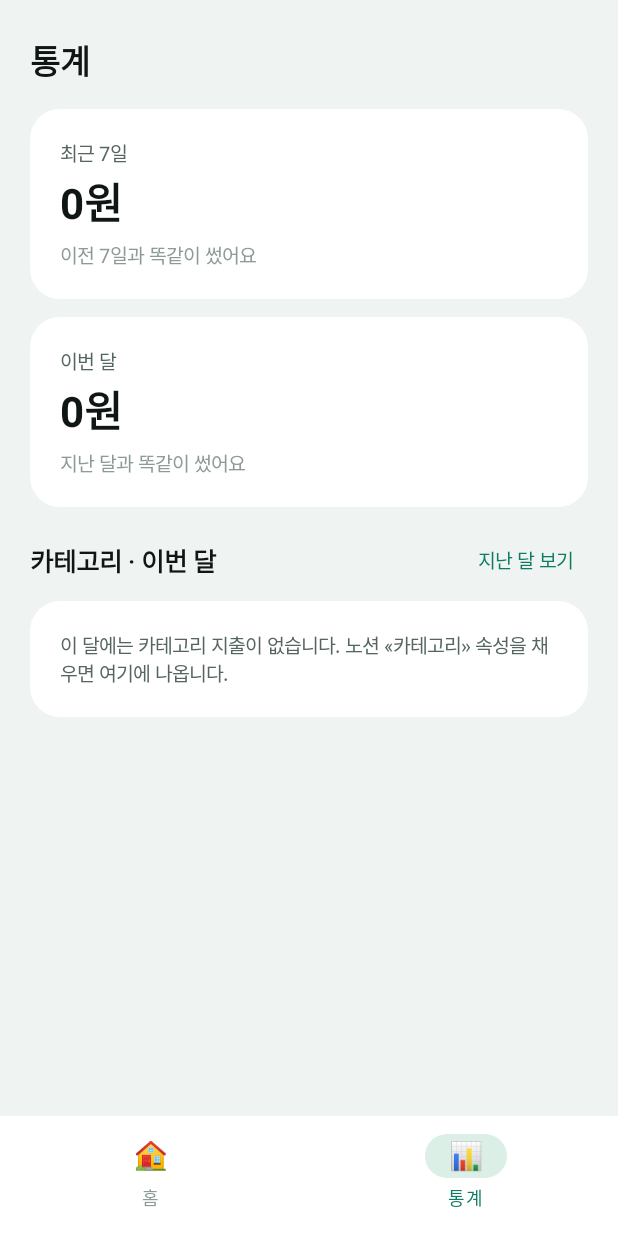
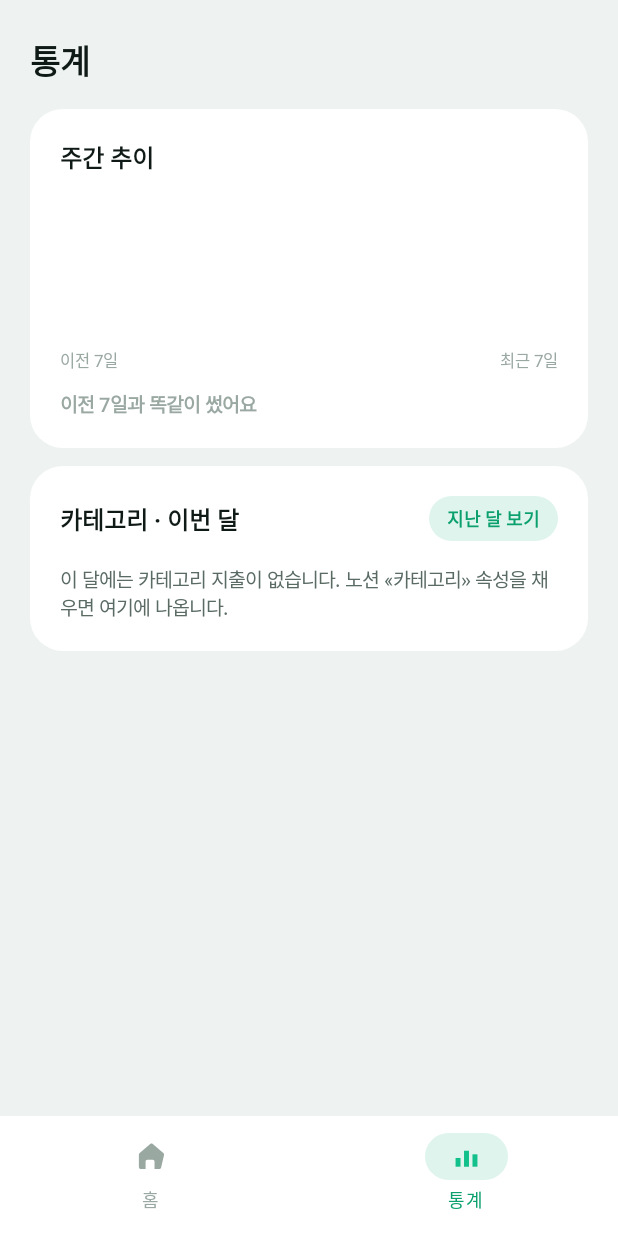
Before and after one commit to Jaehito/Calc, an Android app built with Jetpack Compose: the screen it shows after launch (HomeActivity), item 2 of the bottom bar chosen, on a phone screen of 412 x 824 dp. Run offline under Robolectric (Android 15) with nearby library versions, the phone set to English and light mode, and no system bars; pictures from the network do not load.

Commit message:
디자인 새 단장 — 민트 톤 · 라인 탭 아이콘 · 통계 도넛/추이 그래프
승인받은 목업대로 «느낌만 뱅크샐러드처럼» 바꾼다. 레이아웃·기능·곳간 로직·색 규칙
(덜=초록/더=빨강)은 그대로다.

- 팔레트: 진한 소나무색 → 밝은 민트. 초록을 둘로 나눴다 — 글자용(Accent, 작은 글자도
  읽히게 조금 진하게)과 채움용(AccentBright, 버튼·막대·게이지·도넛·탭). 밝은 민트를
  작은 글자에 쓰면 흰 바탕에서 안 읽힌다. 골드·카테고리 색도 추가.
- 홈: 히어로 숫자의 «원 중복» 버그 수정(1,355원 원 → 1,355 원), 근거 3칸에 색 점,
  설정을 알약 버튼으로, 게이지·기록 버튼을 밝은 민트로.
- 하단 탭: 이모지 → 벡터 아이콘(집·막대). 선택 시 밝은 민트 + 소프트 알약.
- 통계: 밋밋한 막대 목록을 걷어내고 두 시각화로 — ① 주간 추이(지난 14일 일별 막대,
  앞 7일 흐리게·최근 7일 민트, Canvas), ② 카테고리 도넛(금액 비례 세그먼트 + 가운데
  총액 + 색 범례, Canvas drawArc). 둘 다 라이브러리 없이 그린다.

숫자 포맷 StatusText.figure(원 없는 쉼표 숫자)와 카테고리 파싱은 순수 테스트로 고정.

```diff
--- a/android/app/src/main/java/com/calc/expense/HomeActivity.kt
+++ b/android/app/src/main/java/com/calc/expense/HomeActivity.kt
@@ -7,6 +7,8 @@ import androidx.activity.compose.setContent
 import androidx.compose.foundation.layout.Box
 import androidx.compose.foundation.layout.fillMaxSize
 import androidx.compose.foundation.layout.padding
+import androidx.compose.foundation.layout.size
+import androidx.compose.material3.Icon
 import androidx.compose.material3.NavigationBar
 import androidx.compose.material3.NavigationBarItem
 import androidx.compose.material3.NavigationBarItemDefaults
@@ -17,6 +19,8 @@ import androidx.compose.runtime.mutableStateOf
 import androidx.compose.runtime.setValue
 import androidx.compose.ui.Modifier
 import androidx.compose.ui.graphics.Color
+import androidx.compose.ui.res.painterResource
+import androidx.compose.ui.unit.dp
 import androidx.compose.ui.unit.sp
 import java.time.LocalDate
 import java.time.YearMonth
@@ -69,14 +73,14 @@ class HomeActivity : ComponentActivity() {
             NavigationBarItem(
                 selected = tab == 0,
                 onClick = { tab = 0 },
-                icon = { Text("🏠", fontSize = 18.sp) },
+                icon = { Icon(painterResource(R.drawable.ic_tab_home), contentDescription = "홈", modifier = Modifier.size(23.dp)) },
                 label = { Text("홈") },
                 colors = navColors(),
             )
             NavigationBarItem(
                 selected = tab == 1,
                 onClick = { selectStats() },
-                icon = { Text("📊", fontSize = 18.sp) },
+                icon = { Icon(painterResource(R.drawable.ic_tab_stats), contentDescription = "통계", modifier = Modifier.size(23.dp)) },
                 label = { Text("통계") },
                 colors = navColors(),
             )
@@ -85,7 +89,7 @@ class HomeActivity : ComponentActivity() {
 
     @androidx.compose.runtime.Composable
     private fun navColors() = NavigationBarItemDefaults.colors(
-        selectedIconColor = HomePalette.Accent,
+        selectedIconColor = HomePalette.AccentBright,
         selectedTextColor = HomePalette.Accent,
         indicatorColor = HomePalette.Soft,
         unselectedIconColor = HomePalette.Muted,
--- a/android/app/src/main/java/com/calc/expense/HomePalette.kt
+++ b/android/app/src/main/java/com/calc/expense/HomePalette.kt
@@ -3,21 +3,46 @@ package com.calc.expense
 import androidx.compose.ui.graphics.Color
 
 /**
- * 곳간 화면 팔레트. 런처 아이콘의 딥그린에서 파생했고 `res/values/colors.xml` 과 같은 값이다.
+ * 곳간 화면 팔레트. `res/values/colors.xml` 과 같은 값이다.
  *
- * 파란색을 쓰지 않은 이유는 곳간이 **쌓이는 것**이라서다 — 초록 계열이 축적의 은유에 맞고
- * 금융앱 기본값과도 갈린다. 중립색도 순회색이 아니라 초록 쪽으로 미세하게 기울여 한 벌로 묶었다.
+ * 밝은 민트그린을 축으로 둔다 — 곳간이 **쌓이는 것**이라 초록 계열이 축적의 은유에 맞고,
+ * 채도를 올려 산뜻하게 잡았다. 중립색도 순회색이 아니라 초록 쪽으로 미세하게 기울여 묶었다.
+ *
+ * 초록을 둘로 나눈다: [Accent] 는 **글자용**(작은 글자도 읽히게 조금 진하게), [AccentBright] 는
+ * **채움용**(버튼·막대·게이지·도넛). 밝은 민트를 작은 글자에 쓰면 흰 바탕에서 잘 안 읽힌다.
  */
 object HomePalette {
-    val Ground = Color(0xFFEFF3F1)
+    val Ground = Color(0xFFEEF3F1)
     val Card = Color(0xFFFFFFFF)
-    val Ink = Color(0xFF101614)
-    val Ink2 = Color(0xFF55655F)
-    val Muted = Color(0xFF8C9B95)
-    val Line = Color(0xFFE4EAE7)
-    val Accent = Color(0xFF0E7C61)
-    val Soft = Color(0xFFDCEFE7)
-    val Over = Color(0xFFC4453F)
+    val Ink = Color(0xFF0F1A17)
+    val Ink2 = Color(0xFF5A6B64)
+    val Muted = Color(0xFF9AA8A2)
+    val Line = Color(0xFFE7EDEA)
+
+    /** 글자용 초록 (Tone.REMAINING). 작은 글자도 흰 바탕에서 읽힌다. */
+    val Accent = Color(0xFF0BA06E)
+
+    /** 채움용 밝은 민트 (버튼·막대·게이지·도넛·탭 알약). */
+    val AccentBright = Color(0xFF12C08B)
+
+    val Soft = Color(0xFFDFF4EC)
+    val Chip = Color(0xFFF2F6F4)
+    val Gold = Color(0xFFE9A23B)
+    val Over = Color(0xFFF0544B)
+
+    /** 통계 카테고리 세그먼트 색. 큰 것부터 순서대로 돌려 쓴다. */
+    val CategoryColors = listOf(
+        Color(0xFF12C08B), // 민트
+        Color(0xFFE9A23B), // 골드
+        Color(0xFF3AA6C4), // 틸
+        Color(0xFF8E7BE6), // 바이올렛
+        Color(0xFFEC6A8B), // 로즈
+        Color(0xFF57B36B), // 그린
+        Color(0xFFE0864B), // 오렌지
+        Color(0xFF9AA8A2), // 회색(미분류·나머지)
+    )
+
+    fun categoryColor(index: Int): Color = CategoryColors[index % CategoryColors.size]
 
     /** 판정은 [Tone] 이 한다. 여기서는 색만 고른다 — XML 화면과 같은 규칙을 쓰기 위해서다. */
     fun of(tone: Tone): Color = when (tone) {
--- a/android/app/src/main/java/com/calc/expense/StatsRepository.kt
+++ b/android/app/src/main/java/com/calc/expense/StatsRepository.kt
@@ -14,6 +14,8 @@ data class StatsData(
     val categoryMonthLabel: String,
     val categories: List<CategorySlice>,
     val categoryTotal: Long,
+    /** 지난 14일 일별 합계(오래된→최신). 앞 7일·뒤 7일로 주간 추이 막대를 그린다. */
+    val daily14: List<Long>,
     val loadingCategories: Boolean,
     val error: String?,
 )
@@ -32,6 +34,14 @@ object StatsRepository {
         val thisMonth: YearMonth = YearMonth.from(today)
         val lastMonth: YearMonth = thisMonth.minusMonths(1)
 
+        val daily: MutableList<Long> = ArrayList(14)
+        var d: Int = 13
+        while (d >= 0) {
+            val day: LocalDate = today.minusDays(d.toLong())
+            daily.add(spentBetween(context, day, day))
+            d--
+        }
+
         return StatsData(
             recent7 = spentBetween(context, today.minusDays(6), today),
             prev7 = spentBetween(context, prev7End.minusDays(6), prev7End),
@@ -40,6 +50,7 @@ object StatsRepository {
             categoryMonthLabel = "이번 달",
             categories = emptyList(),
             categoryTotal = 0L,
+            daily14 = daily,
             loadingCategories = true,
             error = null,
         )
--- a/android/app/src/main/java/com/calc/expense/StatsScreen.kt
+++ b/android/app/src/main/java/com/calc/expense/StatsScreen.kt
@@ -1,5 +1,6 @@
 package com.calc.expense
 
+import androidx.compose.foundation.Canvas
 import androidx.compose.foundation.background
 import androidx.compose.foundation.clickable
 import androidx.compose.foundation.layout.Arrangement
@@ -7,11 +8,12 @@ import androidx.compose.foundation.layout.Box
 import androidx.compose.foundation.layout.Column
 import androidx.compose.foundation.layout.Row
 import androidx.compose.foundation.layout.Spacer
-import androidx.compose.foundation.layout.fillMaxHeight
 import androidx.compose.foundation.layout.fillMaxSize
 import androidx.compose.foundation.layout.fillMaxWidth
 import androidx.compose.foundation.layout.height
 import androidx.compose.foundation.layout.padding
+import androidx.compose.foundation.layout.size
+import androidx.compose.foundation.layout.width
 import androidx.compose.foundation.rememberScrollState
 import androidx.compose.foundation.shape.RoundedCornerShape
 import androidx.compose.foundation.verticalScroll
@@ -20,6 +22,11 @@ import androidx.compose.runtime.Composable
 import androidx.compose.ui.Alignment
 import androidx.compose.ui.Modifier
 import androidx.compose.ui.draw.clip
+import androidx.compose.ui.geometry.CornerRadius
+import androidx.compose.ui.geometry.Offset
+import androidx.compose.ui.geometry.Size
+import androidx.compose.ui.graphics.Color
+import androidx.compose.ui.graphics.drawscope.Stroke
 import androidx.compose.ui.text.TextStyle
 import androidx.compose.ui.text.font.FontWeight
 import androidx.compose.ui.unit.dp
@@ -28,9 +35,9 @@ import androidx.compose.ui.unit.sp
 private val Figures = TextStyle(fontFeatureSettings = "tnum")
 
 /**
- * 통계 탭. 위에는 기간 대비(최근 7일·이번 달)를, 아래에는 카테고리별 막대를 둔다.
+ * 통계 탭. 위는 주간 추이 막대 그래프, 아래는 카테고리 도넛.
  *
- * 채점하지 않는다 — 덜/더 썼다는 사실만. 카테고리 막대는 큰 것부터, 원값과 퍼센트를 함께 보여준다.
+ * 채점하지 않는다 — 덜/더 썼다는 사실만. 도넛·막대는 라이브러리 없이 Canvas 로 직접 그린다.
  */
 @Composable
 fun StatsScreen(
@@ -47,33 +54,85 @@ fun StatsScreen(
         Text(text = "통계", color = HomePalette.Ink, fontSize = 22.sp, fontWeight = FontWeight.Bold)
         Spacer(Modifier.height(16.dp))
 
-        CompareCard("최근 7일", data.recent7, "이전 7일", data.prev7)
+        TrendCard(data)
         Spacer(Modifier.height(12.dp))
-        CompareCard("이번 달", data.thisMonth, "지난 달", data.lastMonth)
+        CategoryCard(data, onToggleCategoryMonth)
+    }
+}
 
-        Spacer(Modifier.height(20.dp))
+/** 주간 추이 — 지난 14일 일별 막대. 앞 7일은 흐리게, 최근 7일은 민트로. */
+@Composable
+private fun TrendCard(data: StatsData) {
+    val diff: Long = data.recent7 - data.prev7
+    CardBox {
+        Text(text = "주간 추이", color = HomePalette.Ink, fontSize = 16.sp, fontWeight = FontWeight.Bold)
+        Spacer(Modifier.height(14.dp))
+
+        val bars: List<Long> = data.daily14
+        val max: Long = bars.maxOrNull() ?: 0L
+        Canvas(modifier = Modifier.fillMaxWidth().height(92.dp)) {
+            val n: Int = bars.size.coerceAtLeast(1)
+            val gap: Float = 5.dp.toPx()
+            val bw: Float = (size.width - gap * (n - 1)) / n
+            val radius = CornerRadius(4.dp.toPx(), 4.dp.toPx())
+            bars.forEachIndexed { i, v ->
+                val h: Float = if (max > 0L) (v.toFloat() / max.toFloat()) * size.height else 0f
+                val x: Float = i * (bw + gap)
+                val color: Color = if (i >= n - 7) HomePalette.AccentBright else HomePalette.Chip
+                drawRoundRect(
+                    color = color,
+                    topLeft = Offset(x, size.height - h),
+                    size = Size(bw, h),
+                    cornerRadius = radius,
+                )
+            }
+        }
+        Spacer(Modifier.height(9.dp))
+        Row {
+            Text("이전 7일", color = HomePalette.Muted, fontSize = 11.sp, modifier = Modifier.weight(1f))
+            Text("최근 7일", color = HomePalette.Muted, fontSize = 11.sp)
+        }
+        Spacer(Modifier.height(12.dp))
+        val msg: String = when {
+            diff < 0L -> "이전 7일보다 ${StatusText.won(-diff)} 덜 썼어요"
+            diff > 0L -> "이전 7일보다 ${StatusText.won(diff)} 더 썼어요"
+            else -> "이전 7일과 똑같이 썼어요"
+        }
+        val msgColor = when {
+            diff < 0L -> HomePalette.Accent
+            diff > 0L -> HomePalette.Over
+            else -> HomePalette.Muted
+        }
+        Text(text = msg, color = msgColor, fontSize = 13.sp, fontWeight = FontWeight.SemiBold, style = Figures)
+    }
+}
+
+/** 카테고리 도넛 + 범례. 노션 «카테고리» 속성을 읽어 온 결과를 그린다. */
+@Composable
+private fun CategoryCard(data: StatsData, onToggle: () -> Unit) {
+    CardBox {
         Row(verticalAlignment = Alignment.CenterVertically) {
             Text(
                 text = "카테고리 · ${data.categoryMonthLabel}",
                 color = HomePalette.Ink,
-                fontSize = 17.sp,
-                fontWeight = FontWeight.SemiBold,
+                fontSize = 16.sp,
+                fontWeight = FontWeight.Bold,
                 modifier = Modifier.weight(1f),
             )
             Text(
                 text = if (data.categoryMonthLabel == "이번 달") "지난 달 보기" else "이번 달 보기",
                 color = HomePalette.Accent,
-                fontSize = 13.sp,
-                fontWeight = FontWeight.Medium,
+                fontSize = 12.sp,
+                fontWeight = FontWeight.SemiBold,
                 modifier = Modifier
-                    .clip(RoundedCornerShape(8.dp))
-                    .clickable(onClick = onToggleCategoryMonth)
-                    .padding(horizontal = 10.dp, vertical = 6.dp),
+                    .clip(RoundedCornerShape(999.dp))
+                    .background(HomePalette.Soft)
+                    .clickable(onClick = onToggle)
+                    .padding(horizontal = 12.dp, vertical = 6.dp),
             )
         }
-        Spacer(Modifier.height(12.dp))
+        Spacer(Modifier.height(16.dp))
 
-        CardBox {
         when {
             data.error != null ->
                 Text(text = data.error, color = HomePalette.Over, fontSize = 13.sp)
@@ -85,84 +144,77 @@ fun StatsScreen(
                     color = HomePalette.Ink2,
                     fontSize = 13.sp,
                 )
-                else -> CategoryList(data)
-            }
-        }
-    }
-}
-
-/** 두 기간 총액과 차이. 덜 썼으면 초록, 더 썼으면 빨강. */
-@Composable
-private fun CompareCard(thisLabel: String, thisAmount: Long, prevLabel: String, prevAmount: Long) {
-    val diff: Long = thisAmount - prevAmount
-    CardBox {
-        Text(text = thisLabel, color = HomePalette.Ink2, fontSize = 13.sp)
-        Spacer(Modifier.height(2.dp))
-        Text(
-            text = StatusText.won(thisAmount),
-            color = HomePalette.Ink,
-            fontSize = 28.sp,
-            fontWeight = FontWeight.Bold,
-            style = Figures,
-        )
-        Spacer(Modifier.height(6.dp))
-        val line: String = when {
-            diff < 0L -> "${prevLabel}보다 ${StatusText.won(-diff)} 덜 썼어요"
-            diff > 0L -> "${prevLabel}보다 ${StatusText.won(diff)} 더 썼어요"
-            else -> "${prevLabel}과 똑같이 썼어요"
-        }
-        val color = when {
-            diff < 0L -> HomePalette.Accent
-            diff > 0L -> HomePalette.Over
-            else -> HomePalette.Muted
-        }
-        Text(text = line, color = color, fontSize = 13.sp, style = Figures)
-    }
-}
-
-@Composable
-private fun CategoryList(data: StatsData) {
-    Column {
-        Text(
-            text = "합계 ${StatusText.won(data.categoryTotal)}",
-            color = HomePalette.Ink2,
-            fontSize = 13.sp,
-            style = Figures,
-        )
-        Spacer(Modifier.height(12.dp))
-        for (slice in data.categories) {
-            CategoryBar(slice)
-            Spacer(Modifier.height(12.dp))
+            else -> DonutAndLegend(data)
         }
     }
 }
 
 @Composable
-private fun CategoryBar(slice: CategorySlice) {
+private fun DonutAndLegend(data: StatsData) {
     Row(verticalAlignment = Alignment.CenterVertically) {
-        Text(text = slice.name, color = HomePalette.Ink, fontSize = 14.sp, modifier = Modifier.weight(1f))
+        Donut(data.categories, modifier = Modifier.size(128.dp))
+        Spacer(Modifier.width(16.dp))
+        Column(modifier = Modifier.weight(1f), verticalArrangement = Arrangement.spacedBy(11.dp)) {
+            data.categories.forEachIndexed { i, slice ->
+                Row(verticalAlignment = Alignment.CenterVertically) {
+                    Box(
+                        modifier = Modifier
+                            .size(10.dp)
+                            .clip(RoundedCornerShape(3.dp))
+                            .background(HomePalette.categoryColor(i)),
+                    )
+                    Spacer(Modifier.width(9.dp))
+                    Row(modifier = Modifier.weight(1f), verticalAlignment = Alignment.Bottom) {
+                        Text(slice.name, color = HomePalette.Ink, fontSize = 13.sp, fontWeight = FontWeight.Medium)
+                        Spacer(Modifier.width(6.dp))
+                        Text(StatusText.figure(slice.amount), color = HomePalette.Muted, fontSize = 10.sp, style = Figures)
+                    }
+                    Text("${slice.percent}%", color = HomePalette.Ink, fontSize = 13.sp, fontWeight = FontWeight.Bold, style = Figures)
+                }
+            }
+        }
+    }
+    Spacer(Modifier.height(16.dp))
+    Box(modifier = Modifier.fillMaxWidth().height(1.dp).background(HomePalette.Line))
+    Spacer(Modifier.height(14.dp))
     Text(
-            text = "${StatusText.won(slice.amount)} · ${slice.percent}%",
+        text = "이 달 합계 ${StatusText.won(data.categoryTotal)}",
         color = HomePalette.Ink2,
-            fontSize = 13.sp,
+        fontSize = 12.5f.sp,
         style = Figures,
     )
 }
-    Spacer(Modifier.height(6.dp))
-    Box(
-        modifier = Modifier
-            .fillMaxWidth()
-            .height(10.dp)
-            .clip(RoundedCornerShape(5.dp))
-            .background(HomePalette.Soft),
-    ) {
-        Box(
-            modifier = Modifier
-                .fillMaxWidth((slice.percent.coerceIn(0, 100)) / 100f)
-                .fillMaxHeight()
-                .clip(RoundedCornerShape(5.dp))
-                .background(HomePalette.Accent),
+
+/** 카테고리 비중 도넛. 각 세그먼트 sweep 은 금액 비례, 가운데는 비워 총액 텍스트를 올린다. */
+@Composable
+private fun Donut(slices: List<CategorySlice>, modifier: Modifier) {
+    val total: Long = slices.sumOf { it.amount }.coerceAtLeast(1L)
+    Box(modifier = modifier, contentAlignment = Alignment.Center) {
+        Canvas(modifier = Modifier.fillMaxSize()) {
+            val strokePx: Float = 15.dp.toPx()
+            val gapDeg = 2.5f
+            val diameter: Float = size.minDimension - strokePx
+            val topLeft = Offset((size.width - diameter) / 2f, (size.height - diameter) / 2f)
+            val arcSize = Size(diameter, diameter)
+            var start = -90f
+            slices.forEachIndexed { i, slice ->
+                val sweep: Float = slice.amount.toFloat() / total.toFloat() * 360f
+                drawArc(
+                    color = HomePalette.categoryColor(i),
+                    startAngle = start + gapDeg / 2f,
+                    sweepAngle = (sweep - gapDeg).coerceAtLeast(0f),
+                    useCenter = false,
+                    topLeft = topLeft,
+                    size = arcSize,
+                    style = Stroke(width = strokePx),
                 )
+                start += sweep
+            }
+        }
+        Column(horizontalAlignment = Alignment.CenterHorizontally) {
+            Text(StatusText.won(total), color = HomePalette.Ink, fontSize = 15.sp, fontWeight = FontWeight.Bold, style = Figures)
+            Text("합계", color = HomePalette.Muted, fontSize = 10.5f.sp)
+        }
     }
 }
 
@@ -171,7 +223,7 @@ private fun CardBox(content: @Composable () -> Unit) {
     Column(
         modifier = Modifier
             .fillMaxWidth()
-            .clip(RoundedCornerShape(20.dp))
+            .clip(RoundedCornerShape(22.dp))
             .background(HomePalette.Card)
             .padding(20.dp),
     ) {
--- a/android/app/src/main/java/com/calc/expense/StatusText.kt
+++ b/android/app/src/main/java/com/calc/expense/StatusText.kt
@@ -25,6 +25,9 @@ object StatusText {
         NumberFormat.getNumberInstance(Locale.KOREA).format(amount)
 
     fun won(amount: Long): String = format(amount) + "원"
+
+    /** 원을 붙이지 않은 쉼표 숫자. 히어로 숫자처럼 «원» 단위를 따로 붙이는 곳에서 쓴다. */
+    fun figure(amount: Long): String = format(amount)
 
     /**
      * 목표일(다음 월급날 전날)까지의 여유. 오늘 하루가 아니라 주기 전체를 보는 줄이다.
--- /dev/null
+++ b/android/app/src/main/res/drawable/ic_tab_home.xml
@@ -0,0 +1,10 @@
+<vector xmlns:android="http://schemas.android.com/apk/res/android"
+    android:width="24dp"
+    android:height="24dp"
+    android:viewportWidth="24"
+    android:viewportHeight="24"
+    android:tint="?attr/colorControlNormal">
+    <path
+        android:fillColor="#000000"
+        android:pathData="M11.3,3.3 L3.9,9.6 c-0.35,0.3 -0.55,0.72 -0.55,1.18 L3.35,19.2 c0,0.77 0.63,1.4 1.4,1.4 h3.2 v-5.1 c0,-0.66 0.53,-1.2 1.2,-1.2 h3.72 c0.66,0 1.2,0.54 1.2,1.2 v5.1 h3.2 c0.77,0 1.4,-0.63 1.4,-1.4 L20.65,10.78 c0,-0.46 -0.2,-0.88 -0.55,-1.18 L12.7,3.3 a1.1,1.1 0 0 0 -1.4,0 Z" />
+</vector>
--- /dev/null
+++ b/android/app/src/main/res/drawable/ic_tab_stats.xml
@@ -0,0 +1,16 @@
+<vector xmlns:android="http://schemas.android.com/apk/res/android"
+    android:width="24dp"
+    android:height="24dp"
+    android:viewportWidth="24"
+    android:viewportHeight="24"
+    android:tint="?attr/colorControlNormal">
+    <path
+        android:fillColor="#000000"
+        android:pathData="M4.5,13 h3.4 v6 h-3.4 z" />
+    <path
+        android:fillColor="#000000"
+        android:pathData="M10.3,8 h3.4 v11 h-3.4 z" />
+    <path
+        android:fillColor="#000000"
+        android:pathData="M16.1,10.5 h3.4 v8.5 h-3.4 z" />
+</vector>
```
Also changed, not shown: android/app/src/main/java/com/calc/expense/HomeScreen.kt (+28 -17 lines), android/app/src/main/res/values/colors.xml (+8 -8 lines), 1 other file. Lines whose indentation alone changed are shown as unchanged.
